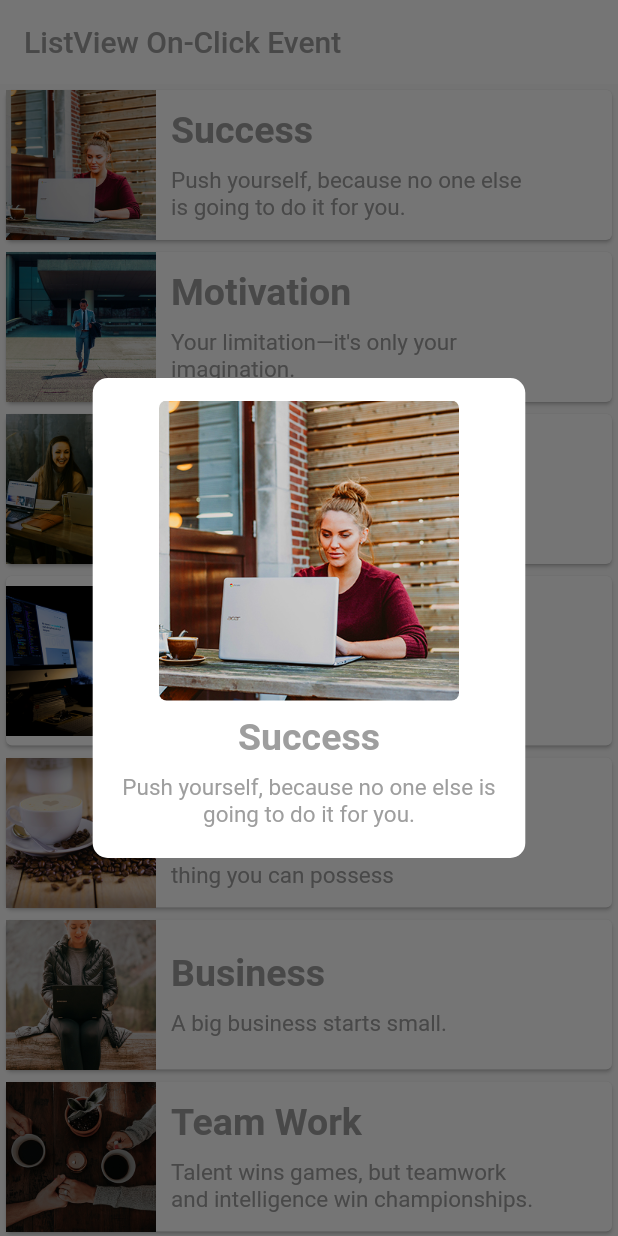
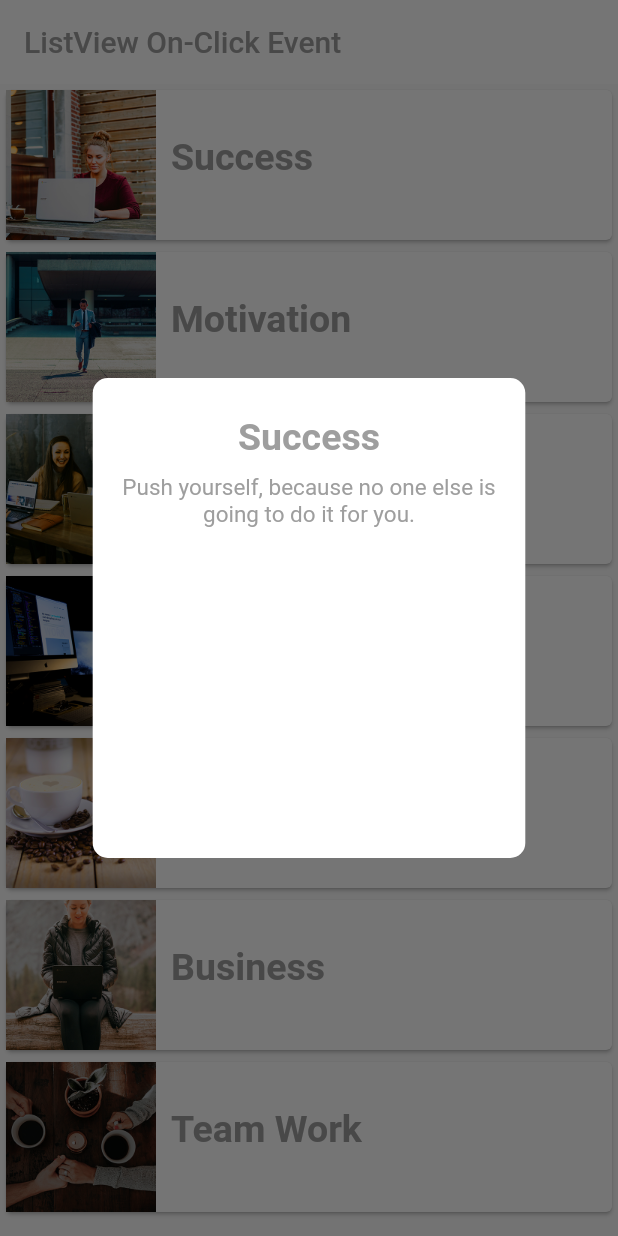
Before and after one commit to Biwceni/Projeto_Flutter, a Flutter app: the screen it shows after launch, after a tap on "Success", on a phone screen of 412 x 824 dp. Run offline on Flutter 3.47's test engine with Material 2 defaults, Android fonts, the phone set to English and light mode, and no system bars.

Commit message:
Estrutura Base Alterada

```diff
--- a/lib/main.dart
+++ b/lib/main.dart
@@ -1,12 +1,9 @@
 import 'package:flutter/material.dart';
 
-// Main Function Start
 void main() {
   runApp(MyApp());
 }
-// Main Function Ends
 
-// First Stateless Widget with MaterialApp Start
 class MyApp extends StatelessWidget {
   @override
   Widget build(BuildContext context) {
@@ -16,18 +13,14 @@ class MyApp extends StatelessWidget {
     );
   }
 }
-// First Stateless Widget with MaterialApp Ends
 
-
-// Main Stateful Widget Start
 class ListViewPage extends StatefulWidget {
   @override
   _ListViewPageState createState() => _ListViewPageState();
 }
 
 class _ListViewPageState extends State<ListViewPage> {
-  // Title List Here
-  var titleList = [
+  var indice = [
     "Success",
     "Motivation",
     "Hard Work",
@@ -37,8 +30,7 @@ class _ListViewPageState extends State<ListViewPage> {
     "Team Work"
   ];
 
-  // Description List Here
-  var descList = [
+  var informacoes = [
     "Push yourself, because no one else is going to do it for you.",
     "Your limitation—it's only your imagination.",
     "Hard Work changes the life.",
@@ -48,8 +40,7 @@ class _ListViewPageState extends State<ListViewPage> {
     "Talent wins games, but teamwork and intelligence win championships."
   ];
 
-  // Image Name List Here
-  var imgList = [
+  var imagens = [
     "assets/images/img1.jpg",
     "assets/images/img2.jpg",
     "assets/images/img3.jpg",
@@ -61,11 +52,9 @@ class _ListViewPageState extends State<ListViewPage> {
 
   @override
   Widget build(BuildContext context) {
-    // MediaQuery to get Device Width
     double width = MediaQuery.of(context).size.width * 0.6;
     return Scaffold(
       appBar: AppBar(
-        // App Bar
         title: Text(
           "ListView On-Click Event",
           style: TextStyle(color: Colors.grey),
@@ -73,23 +62,21 @@ class _ListViewPageState extends State<ListViewPage> {
         elevation: 0,
         backgroundColor: Colors.white,
       ),
-      // Main List View With Builder
       body: ListView.builder(
-        itemCount: imgList.length,
+        itemCount: imagens.length,
         itemBuilder: (context, index) {
           return GestureDetector(
             onTap: () {
-              // This Will Call When User Click On ListView Item
-              showDialogFunc(context, imgList[index], titleList[index], descList[index]);
+              showDialogFunc(
+                  context, imagens[index], indice[index], informacoes[index]);
             },
-            // Card Which Holds Layout Of ListView Item
             child: Card(
               child: Row(
                 children: <Widget>[
                   Container(
                     width: 100,
                     height: 100,
-                    child: Image.asset(imgList[index]),
+                    child: Image.asset(imagens[index]),
                   ),
                   Padding(
                     padding: const EdgeInsets.all(10.0),
@@ -97,7 +84,7 @@ class _ListViewPageState extends State<ListViewPage> {
                       crossAxisAlignment: CrossAxisAlignment.start,
                       children: <Widget>[
                         Text(
-                          titleList[index],
+                          indice[index],
                           style: TextStyle(
                             fontSize: 25,
                             color: Colors.grey,
@@ -106,15 +93,6 @@ class _ListViewPageState extends State<ListViewPage> {
                         ),
                         SizedBox(
                           height: 10,
-                        ),
-                        Container(
-                          width: width,
-                          child: Text(
-                            descList[index],
-                            maxLines: 3,
-                            style: TextStyle(
-                                fontSize: 15, color: Colors.grey[500]),
-                          ),
                         ),
                       ],
                     ),
@@ -129,8 +107,7 @@ class _ListViewPageState extends State<ListViewPage> {
   }
 }
 
-// This is a block of Model Dialog
-showDialogFunc(context, img, title, desc) {
+showDialogFunc(context, img, ind, info) {
   return showDialog(
     context: context,
     builder: (context) {
@@ -148,19 +125,11 @@ showDialogFunc(context, img, title, desc) {
             child: Column(
               crossAxisAlignment: CrossAxisAlignment.center,
               children: <Widget>[
-                ClipRRect(
-                  borderRadius: BorderRadius.circular(5),
-                  child: Image.asset(
-                    img,
-                    width: 200,
-                    height: 200,
-                  ),
-                ),
                 SizedBox(
                   height: 10,
                 ),
                 Text(
-                  title,
+                  ind,
                   style: TextStyle(
                     fontSize: 25,
                     color: Colors.grey,
@@ -175,7 +144,7 @@ showDialogFunc(context, img, title, desc) {
                   child: Align(
                     alignment: Alignment.center,
                     child: Text(
-                      desc,
+                      info,
                       maxLines: 3,
                       style: TextStyle(fontSize: 15, color: Colors.grey[500]),
                       textAlign: TextAlign.center,
```
Also changed, not shown: pubspec.lock.
